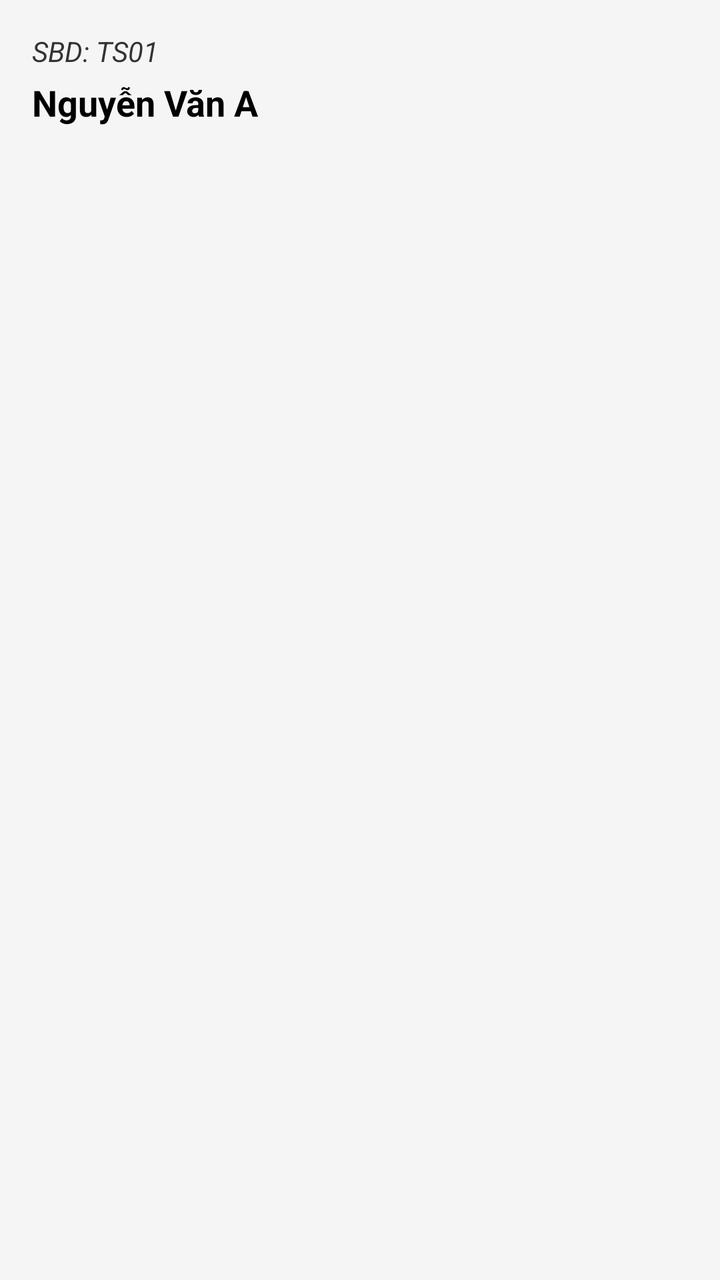
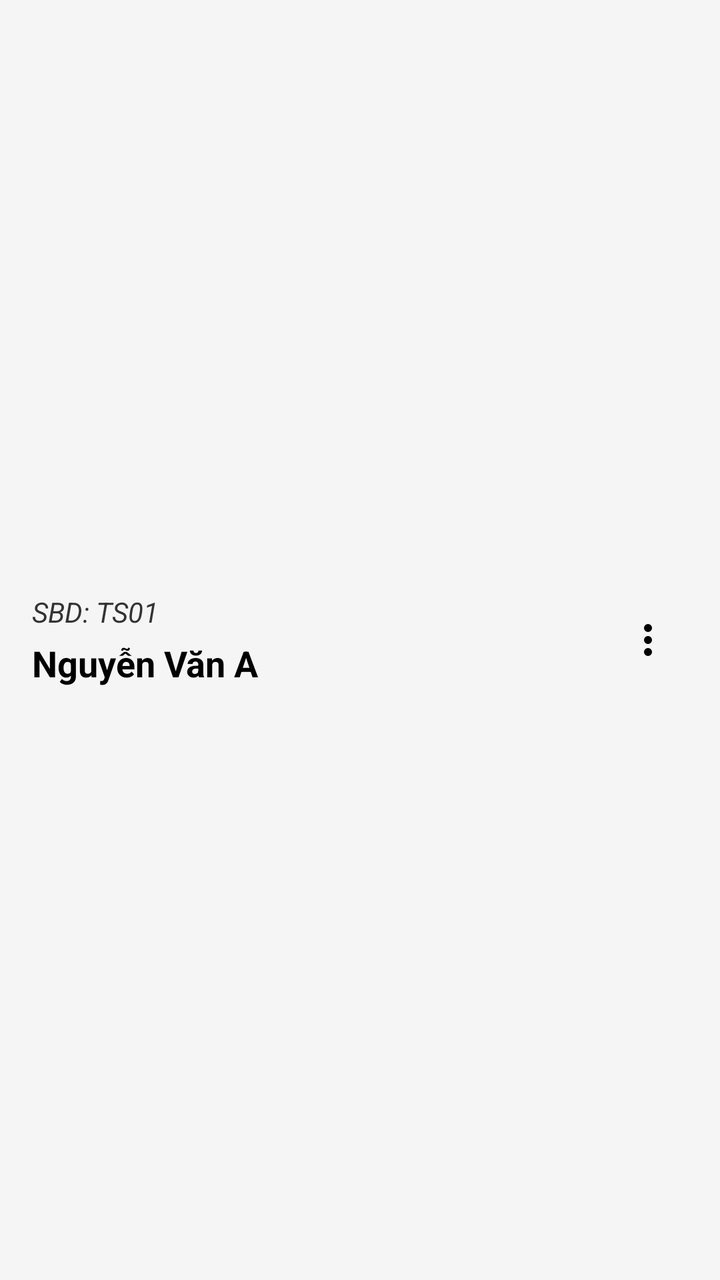

Compare the two renders of this Android layout. The source of the first and the diff that turns it into the second are given below.
<!-- AndroidManifest.xml: application theme Theme.Android_Python -->
<!-- res/layout/item_thi_sinh.xml -->
<?xml version="1.0" encoding="utf-8"?>
<LinearLayout xmlns:android="http://schemas.android.com/apk/res/android"
    android:layout_width="match_parent"
    android:layout_height="wrap_content"
    android:orientation="vertical"
    android:padding="16dp"
    android:layout_margin="8dp"
    android:background="#F5F5F5"
    android:elevation="2dp">

    <TextView
        android:id="@+id/tv_MaThiSinh"
        android:layout_width="match_parent"
        android:layout_height="wrap_content"
        android:text="SBD: TS01"
        android:textColor="#333333"
        android:textSize="14sp"
        android:textStyle="italic" />

    <TextView
        android:id="@+id/tv_HoTen"
        android:layout_width="match_parent"
        android:layout_height="wrap_content"
        android:layout_marginTop="4dp"
        android:text="Nguyễn Văn A"
        android:textColor="#000000"
        android:textSize="18sp"
        android:textStyle="bold" />

</LinearLayout>
<!-- resources referenced by this layout -->
<resources>
  <style name="Theme.Android_Python" parent="Theme.AppCompat.Light.NoActionBar" />
</resources>

<!-- the commit's change to res/layout/item_thi_sinh.xml (unified diff, before → after) -->
@@ -2,29 +2,46 @@
 <LinearLayout xmlns:android="http://schemas.android.com/apk/res/android"
     android:layout_width="match_parent"
     android:layout_height="wrap_content"
-    android:orientation="vertical"
+    android:orientation="horizontal"
+    android:gravity="center_vertical"
     android:padding="16dp"
     android:layout_margin="8dp"
     android:background="#F5F5F5"
     android:elevation="2dp">
 
-    <TextView
-        android:id="@+id/tv_MaThiSinh"
-        android:layout_width="match_parent"
+    <LinearLayout
+        android:layout_width="0dp"
         android:layout_height="wrap_content"
-        android:text="SBD: TS01"
-        android:textColor="#333333"
-        android:textSize="14sp"
-        android:textStyle="italic" />
+        android:layout_weight="1"
+        android:orientation="vertical">
 
-    <TextView
-        android:id="@+id/tv_HoTen"
-        android:layout_width="match_parent"
+        <TextView
+            android:id="@+id/tv_MaThiSinh"
+            android:layout_width="match_parent"
+            android:layout_height="wrap_content"
+            android:text="SBD: TS01"
+            android:textColor="#333333"
+            android:textSize="14sp"
+            android:textStyle="italic" />
+
+        <TextView
+            android:id="@+id/tv_HoTen"
+            android:layout_width="match_parent"
+            android:layout_height="wrap_content"
+            android:layout_marginTop="4dp"
+            android:text="Nguyễn Văn A"
+            android:textColor="#000000"
+            android:textSize="18sp"
+            android:textStyle="bold" />
+    </LinearLayout>
+
+    <ImageView
+        android:id="@+id/iv_MoreOptions"
+        android:layout_width="wrap_content"
         android:layout_height="wrap_content"
-        android:layout_marginTop="4dp"
-        android:text="Nguyễn Văn A"
-        android:textColor="#000000"
-        android:textSize="18sp"
-        android:textStyle="bold" />
+        android:padding="8dp"
+        android:src="@drawable/daubacham"
+        android:background="?attr/selectableItemBackgroundBorderless"
+        android:contentDescription="Tùy chọn" />
 
 </LinearLayout>
<!-- resource entries referenced after the edit -->
@@ -1,5 +1,15 @@
 <!-- resources referenced by this layout -->
 <resources>
+  <!-- drawable daubacham (drawable) -->
+  <vector xmlns:android="http://schemas.android.com/apk/res/android"
+      android:width="24dp"
+      android:height="24dp"
+      android:viewportWidth="960"
+      android:viewportHeight="960">
+    <path
+        android:pathData="M480,800q-33,0 -56.5,-23.5T400,720q0,-33 23.5,-56.5T480,640q33,0 56.5,23.5T560,720q0,33 -23.5,56.5T480,800ZM480,560q-33,0 -56.5,-23.5T400,480q0,-33 23.5,-56.5T480,400q33,0 56.5,23.5T560,480q0,33 -23.5,56.5T480,560ZM480,320q-33,0 -56.5,-23.5T400,240q0,-33 23.5,-56.5T480,160q33,0 56.5,23.5T560,240q0,33 -23.5,56.5T480,320Z"
+        android:fillColor="#000000"/>
+  </vector>
   <style name="Theme.Android_Python" parent="Theme.AppCompat.Light.NoActionBar" />
 </resources>
 
